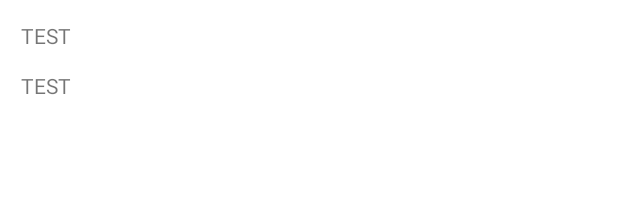
After one commit to alexverdonck/RaceSchedule, an Android app: the layout list_item_event.xml on its own in the app's theme, with its tools: preview values and no code run, on a phone screen of 412 x 824 dp. The commit adds this screen. Shown: the top 219 px of the screen. Run offline under Robolectric (Android 15) with nearby library versions, the phone set to English and light mode, and no system bars.

Commit message:
Recycler view and basic data display

```diff
--- a/app/src/main/java/com/github/alexverdonck/raceschedule/data/Event.kt
+++ b/app/src/main/java/com/github/alexverdonck/raceschedule/data/Event.kt
@@ -9,7 +9,7 @@ import kotlinx.serialization.encoding.Decoder
 import kotlinx.serialization.encoding.Encoder
 import java.time.OffsetDateTime
 import java.time.format.DateTimeFormatter
-
+    // add item id
 @Serializable
 data class Event(val location: String?,
                  val name: String?,
--- /dev/null
+++ b/app/src/main/res/layout/list_item_event.xml
@@ -0,0 +1,42 @@
+<?xml version="1.0" encoding="utf-8"?>
+<layout xmlns:android="http://schemas.android.com/apk/res/android"
+    xmlns:app="http://schemas.android.com/apk/res-auto"
+    xmlns:tools="http://schemas.android.com/tools">
+
+    <data>
+
+        <variable
+            name="event"
+            type="com.github.alexverdonck.raceschedule.data.Event" />
+    </data>
+
+    <androidx.constraintlayout.widget.ConstraintLayout
+        android:layout_width="match_parent"
+        android:layout_height="wrap_content"
+        android:orientation="vertical">
+
+        <TextView
+            android:id="@+id/race_name"
+            android:layout_width="wrap_content"
+            android:layout_height="wrap_content"
+            android:layout_marginStart="14dp"
+            android:layout_marginTop="14dp"
+            android:text="TextView"
+            app:layout_constraintStart_toStartOf="parent"
+            app:layout_constraintTop_toTopOf="parent"
+            tools:text="TEST"
+            app:eventName="@{event}"/>
+
+        <TextView
+            android:id="@+id/race_time"
+            android:layout_width="wrap_content"
+            android:layout_height="wrap_content"
+            android:layout_marginStart="14dp"
+            android:layout_marginTop="14dp"
+            android:text="TextView"
+            app:eventTime="@{event}"
+            app:layout_constraintStart_toStartOf="parent"
+            app:layout_constraintTop_toBottomOf="@+id/race_name"
+            tools:text="TEST" />
+    </androidx.constraintlayout.widget.ConstraintLayout>
+</layout>
```
Also changed, not shown: app/build.gradle (+10 -0 lines), app/src/main/java/com/github/alexverdonck/raceschedule/eventtracker/BindingUtils.kt (added, +21 -0 lines), app/src/main/java/com/github/alexverdonck/raceschedule/eventtracker/EventAdapter.kt (added, +50 -0 lines), app/src/main/java/com/github/alexverdonck/raceschedule/eventtracker/EventTrackerFragment.kt (+26 -27 lines), app/src/main/java/com/github/alexverdonck/raceschedule/eventtracker/EventTrackerViewModel.kt (added, +43 -0 lines), app/src/main/java/com/github/alexverdonck/raceschedule/eventtracker/EventTrackerViewModelFactory.kt (added, +15 -0 lines), app/src/main/res/layout/activity_main.xml (+10 -15 lines), app/src/main/res/layout/fragment_event_tracker.xml (+28 -4 lines), app/src/main/res/navigation/navigation.xml (added, +13 -0 lines).
